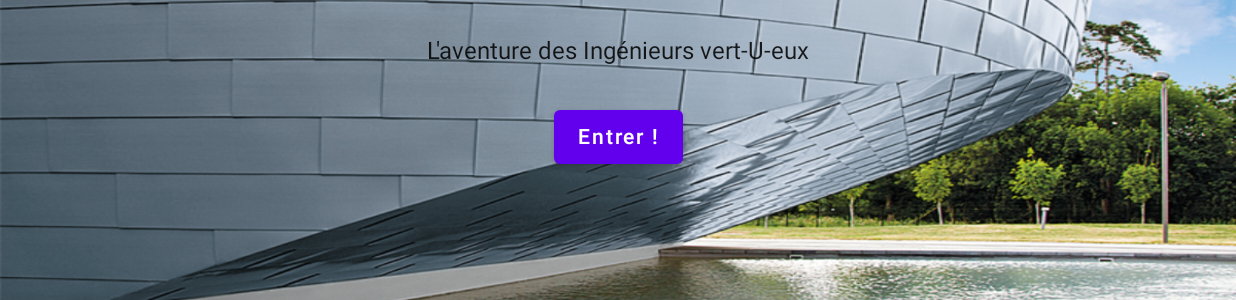
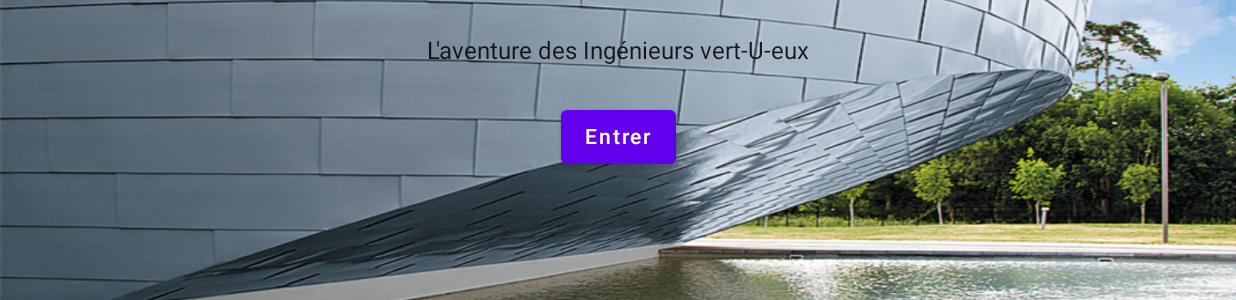
Before and after one commit to lisegt/EscapeGame, an Android app built with Jetpack Compose: the screen it shows after launch (MainActivity), on a phone screen of 824 x 412 dp (held sideways). Shown: the part 186-486 px from the top of the screen. Run offline under Robolectric (Android 15) with nearby library versions, the phone set to English and light mode, and no system bars.

```diff
--- a/app/src/main/java/com/example/escapegame/MainActivity.kt
+++ b/app/src/main/java/com/example/escapegame/MainActivity.kt
@@ -83,7 +83,7 @@ fun pageAccueil(
             modifier = Modifier.padding(vertical = 24.dp),
             onClick = onContinueClicked
         ) {
-            Text(text = "Entrer !")
+            Text(text = "Entrer")
         }
     }
 }
```
